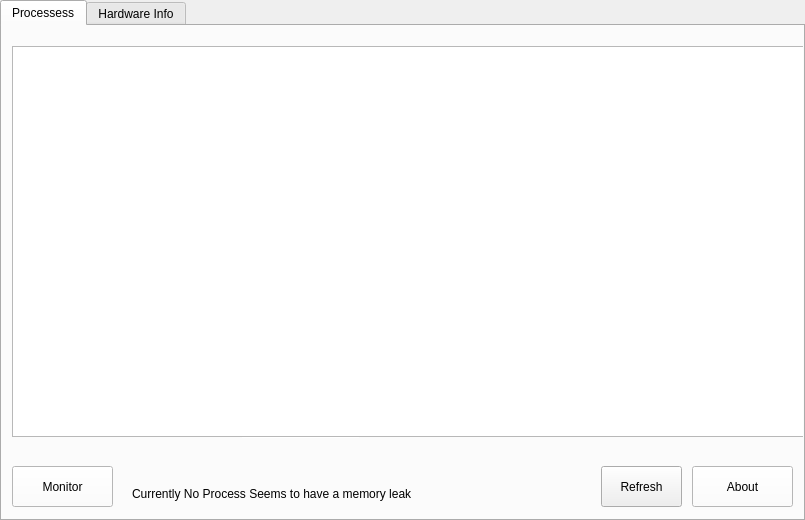
Above: Sysmon/sysmon.ui from moyass/System-Application-Monitor before the change. Below: the same form after it.
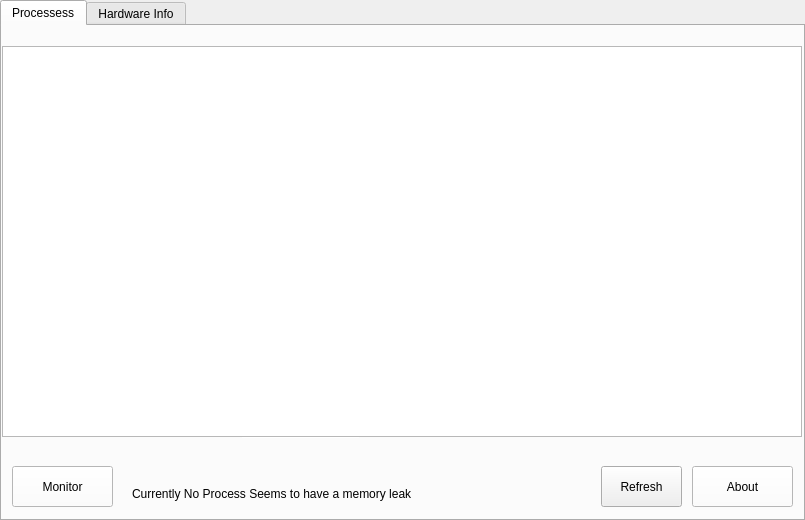
That is the form after the change.

Diff of the .ui file:
```diff
--- a/Sysmon/sysmon.ui
+++ b/Sysmon/sysmon.ui
@@ -990,9 +990,9 @@
      </property>
      <property name="geometry">
       <rect>
-       <x>10</x>
+       <x>0</x>
        <y>20</y>
-       <width>781</width>
+       <width>800</width>
        <height>391</height>
       </rect>
      </property>
@@ -1051,13 +1051,13 @@
       <bool>true</bool>
      </attribute>
      <attribute name="horizontalHeaderDefaultSectionSize">
-      <number>130</number>
+      <number>155</number>
      </attribute>
      <attribute name="horizontalHeaderHighlightSections">
       <bool>false</bool>
      </attribute>
      <attribute name="horizontalHeaderMinimumSectionSize">
-      <number>70</number>
+      <number>140</number>
      </attribute>
      <attribute name="horizontalHeaderShowSortIndicator" stdset="0">
       <bool>false</bool>
```
